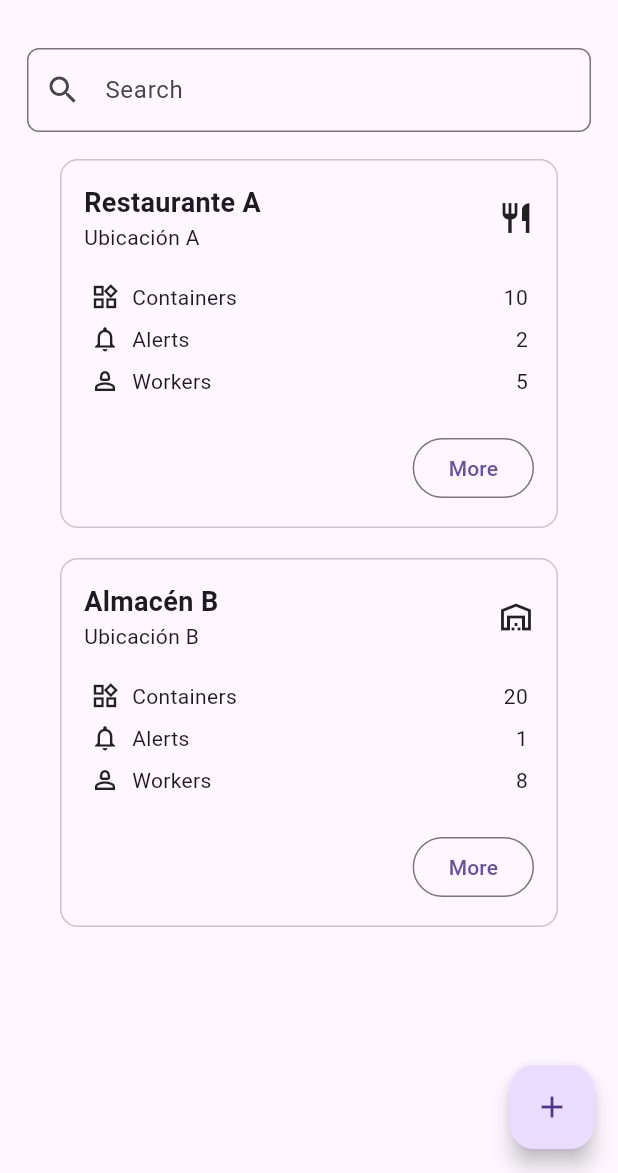
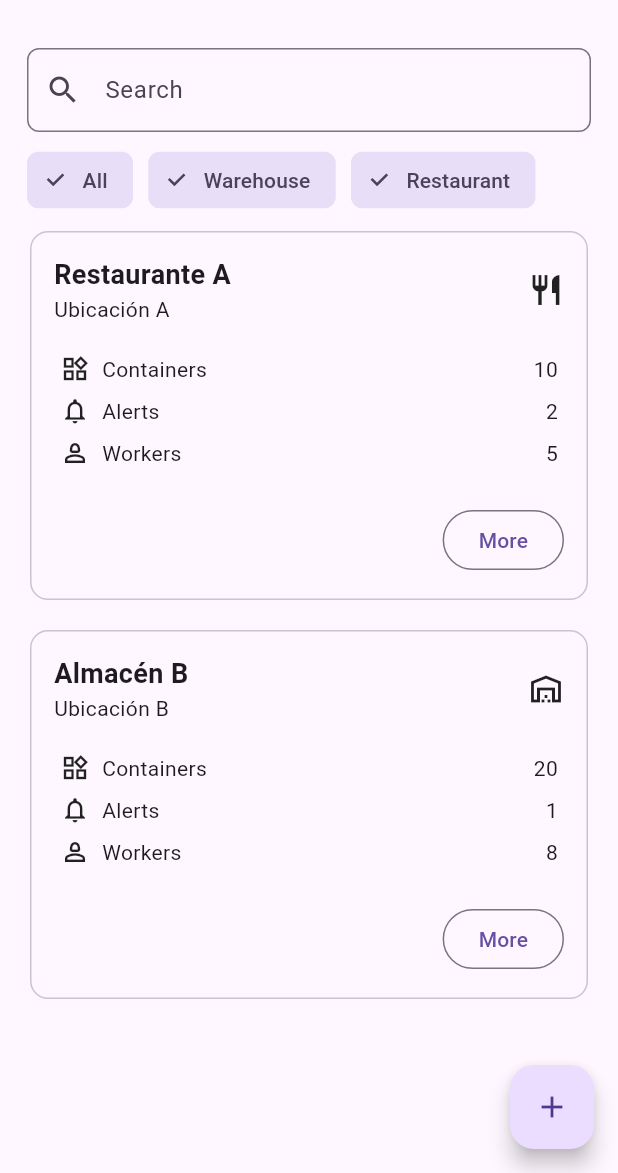
Before and after one commit to DittoBox/DittoBox-Mobile, a Flutter app: the FacilitiesListScreen screen opened by its route, on a phone screen of 412 x 824 dp, the part 63-1236 px from its top. Run offline on Flutter 3.47's test engine with Material 3 defaults, Android fonts, the phone set to English and light mode, and no system bars; our stand-ins replace pin_code_fields.

```diff
--- a/dittobox_mobile/lib/goups/presentation/facilities-list/facilities_list_view.dart
+++ b/dittobox_mobile/lib/goups/presentation/facilities-list/facilities_list_view.dart
@@ -54,7 +54,9 @@ class _FacilitiesListState extends State<FacilitiesList> {
   List<Facility> _facilities = [];
   List<Facility> _filteredFacilities = [];
   final TextEditingController _searchController = TextEditingController();
-// Instancia del servicio
+  bool _showAll = true;
+  bool _showWarehouse = true;
+  bool _showRestaurant = true;
 
   @override
   void initState() {
@@ -109,9 +111,20 @@ class _FacilitiesListState extends State<FacilitiesList> {
     final query = _searchController.text.toLowerCase();
     setState(() {
       _filteredFacilities = _facilities.where((facility) {
-        return facility.title.toLowerCase().contains(query) ||
+        final matchesQuery = facility.title.toLowerCase().contains(query) ||
             facility.location.toLowerCase().contains(query);
+        final matchesType = _showAll ||
+            (facility.type == 'warehouse' && _showWarehouse) ||
+            (facility.type == 'restaurant' && _showRestaurant);
+        return matchesQuery && matchesType;
       }).toList();
+    });
+  }
+
+  void _deleteFacility(Facility facility) {
+    setState(() {
+      _facilities.remove(facility);
+      _filteredFacilities.remove(facility);
     });
   }
 
@@ -133,13 +146,67 @@ class _FacilitiesListState extends State<FacilitiesList> {
               ),
             ),
           ),
+          Padding(
+            padding: const EdgeInsets.symmetric(horizontal: 8.0),
+            child: Row(
+              mainAxisAlignment: MainAxisAlignment.start,
+               // Alinea los chips a la izquierda
+              children: [
+                FilterChip(
+                  label: Text(S.of(context).all),
+                  selected: _showAll,
+                  onSelected: (bool selected) {
+                    setState(() {
+                      _showAll = selected;
+                      if (_showAll) {
+                        _showWarehouse = false;
+                        _showRestaurant = false;
+                      }
+                      _filterFacilities();
+                    });
+                  },
+                ),
+                const SizedBox(width: 10),
+                FilterChip(
+                  label: Text(S.of(context).warehouse),
+                  selected: _showWarehouse,
+                  onSelected: (bool selected) {
+                    setState(() {
+                      _showWarehouse = selected;
+                      if (_showWarehouse || _showRestaurant) {
+                        _showAll = false;
+                      }
+                      _filterFacilities();
+                    });
+                  },
+                ),
+                const SizedBox(width: 10),
+                FilterChip(
+                  label: Text(S.of(context).restaurant),
+                  selected: _showRestaurant,
+                  onSelected: (bool selected) {
+                    setState(() {
+                      _showRestaurant = selected;
+                      if (_showWarehouse || _showRestaurant) {
+                        _showAll = false;
+                      }
+                      _filterFacilities();
+                    });
+                  },
+                ),
+              ],
+            ),
+          ),
           Expanded(
             child: CustomScrollView(
               slivers: [
                 SliverList(
                   delegate: SliverChildBuilderDelegate(
                     (context, index) {
-                      return FacilitiesCard(facility: _filteredFacilities[index]);
+                      return FacilitiesCard(
+                        facility: _filteredFacilities[index],
+                        onDelete: () => _deleteFacility(_filteredFacilities[index]),
+                      );
                     },
                     childCount: _filteredFacilities.length,
                   ),
@@ -156,8 +223,9 @@ class _FacilitiesListState extends State<FacilitiesList> {
 // Facility Card Widget
 class FacilitiesCard extends StatefulWidget {
   final Facility facility;
+  final VoidCallback onDelete;
 
-  const FacilitiesCard({super.key, required this.facility});
+  const FacilitiesCard({super.key, required this.facility, required this.onDelete});
 
   @override
   State<FacilitiesCard> createState() => _FacilitiesCardState();
@@ -179,11 +247,11 @@ class _FacilitiesCardState extends State<FacilitiesCard> {
   Widget build(BuildContext context) {
     return GestureDetector(
       onTap: () {
-        showFacilityDetailsBottomSheet(context, widget.facility); // Usa el nuevo archivo
+        showFacilityDetailsBottomSheet(context, widget.facility, widget.onDelete); // Usa el nuevo archivo
       },
       child: Center(
-        child: Card.outlined  (
-          margin: const EdgeInsets.symmetric(vertical: 10.0, horizontal: 30.0),
+        child: Card.outlined(
+          margin: const EdgeInsets.symmetric(vertical: 10.0, horizontal: 10.0), // Ajusta el margen horizontal a 0
           child: Padding(
             padding: const EdgeInsets.all(16.0),
             child: Column(
@@ -227,11 +295,12 @@ class _FacilitiesCardState extends State<FacilitiesCard> {
                   ],
                 ),
                 const SizedBox(height: 20),
-                Align(
-                  alignment: Alignment.centerRight,
-                  child: OutlinedButton(
+                Row(
+                  mainAxisAlignment: MainAxisAlignment.end, // Mueve el botón al extremo derecho
+                  children: [
+                    OutlinedButton(
                       onPressed: () {
-                      showFacilityDetailsBottomSheet(context, widget.facility); // Usa el nuevo archivo
+                        showFacilityDetailsBottomSheet(context, widget.facility, widget.onDelete); // Usa el nuevo archivo
                       },
                       child: Row(
                         mainAxisSize: MainAxisSize.min,
@@ -240,6 +309,7 @@ class _FacilitiesCardState extends State<FacilitiesCard> {
                         ],
                       ),
                     ),
+                  ],
                 ),
               ],
             ),
@@ -249,3 +319,19 @@ class _FacilitiesCardState extends State<FacilitiesCard> {
     );
   }
 }
+
+Widget buildInfoRowWithIcon(IconData icon, String label, int value) {
+  return Row(
+    mainAxisAlignment: MainAxisAlignment.spaceBetween, // Alinea los elementos a los extremos
+    children: [
+      Row(
+        children: [
+          Icon(icon, size: 20),
+          const SizedBox(width: 8),
+          Text(label),
+        ],
+      ),
+      Text('$value'), // Mueve el valor al extremo derecho
+    ],
+  );
+}
```
Also changed, not shown: dittobox_mobile/lib/goups/presentation/widgets/facility_details_sheet.dart (+24 -1 lines), dittobox_mobile/lib/l10n/intl_en.arb (+20 -0 lines), dittobox_mobile/lib/l10n/intl_es.arb (+20 -0 lines), dittobox_mobile/lib/generated/intl/messages_en.dart, dittobox_mobile/lib/generated/intl/messages_es.dart, dittobox_mobile/lib/generated/l10n.dart. Lines whose indentation alone changed are shown as unchanged.
